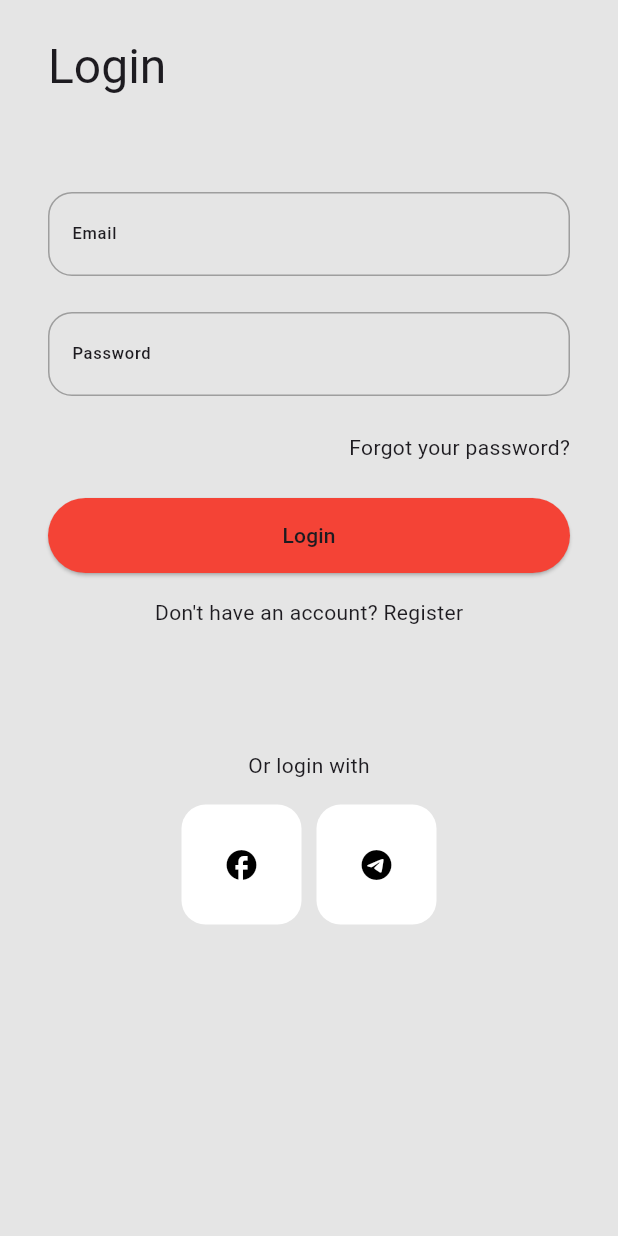
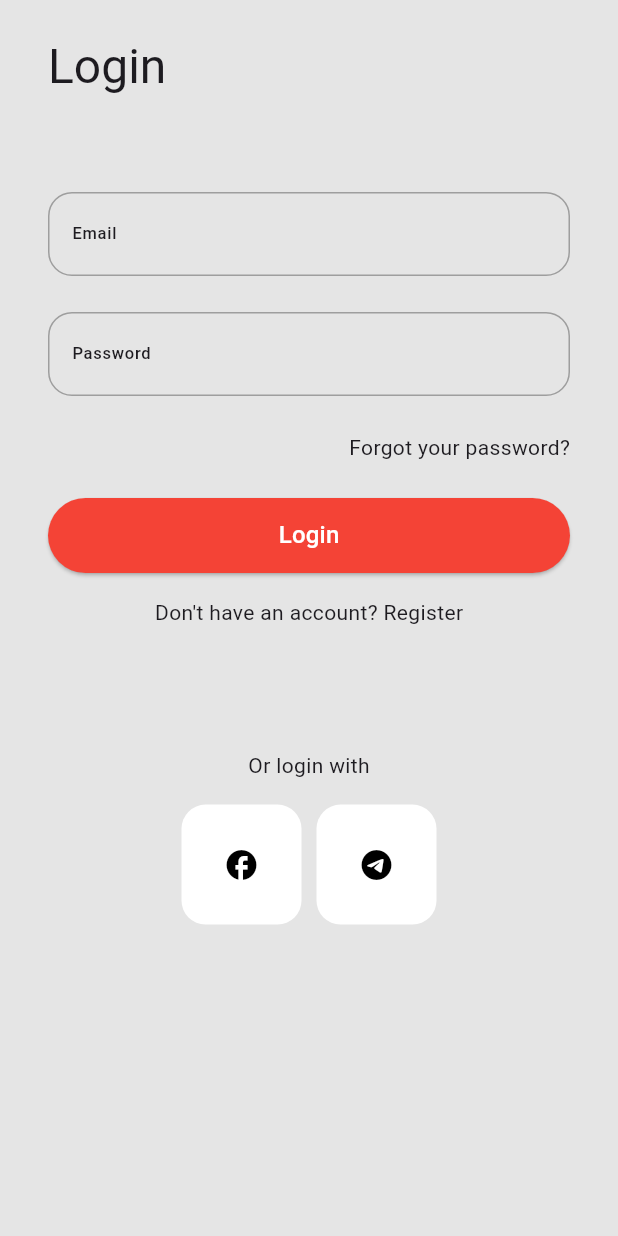
Before and after one commit to Mostafa-Noaman/shoopy, a Flutter app: the screen it shows after launch, on a phone screen of 412 x 824 dp. Run offline on Flutter 3.47's test engine with Material 3 defaults, Android fonts, the phone set to English and light mode, and no system bars; our stand-ins replace cloud_firestore, firebase_auth, firebase_core, flutter_rating_bar, persistent_bottom_nav_bar; accounts and stored records are empty.

Commit message:
changed the button style

```diff
--- a/lib/views/widgets/main_button.dart
+++ b/lib/views/widgets/main_button.dart
@@ -18,7 +18,10 @@ class MainButton extends StatelessWidget {
         ),
         child: Text(
           text,
-          style: Theme.of(context).textTheme.labelLarge,
+          style: Theme.of(context)
+              .textTheme
+              .titleMedium!
+              .copyWith(color: Colors.white),
         ),
       ),
     );
```
